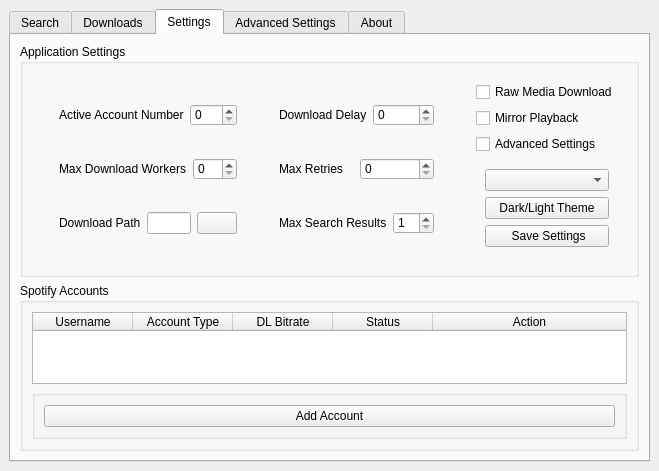
Before: the Qt Designer form src/onthespot/gui/qtui/main.ui in moddroid94/onthespot, drawn with Qt 5.
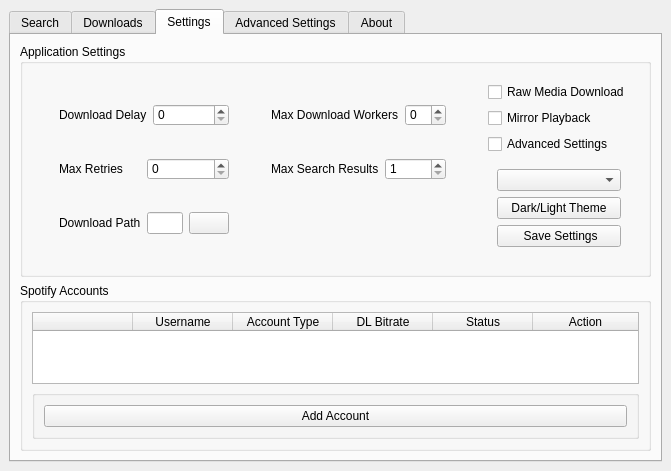
After: the same form once the commit is applied. Icons and pictures are not drawn.

Commit message: Rename root docs and convert active account number into a radio button

```diff
--- a/src/onthespot/gui/qtui/main.ui
+++ b/src/onthespot/gui/qtui/main.ui
@@ -9,7 +9,7 @@
    <rect>
     <x>0</x>
     <y>0</y>
-    <width>656</width>
+    <width>671</width>
     <height>471</height>
    </rect>
   </property>
@@ -638,7 +638,7 @@
                 </property>
                 <layout class="QVBoxLayout" name="verticalLayout_6">
                  <item>
-                  <widget class="QGroupBox" name="groupBox_14">
+                  <widget class="QGroupBox" name="groupBox_20">
                    <property name="minimumSize">
                     <size>
                      <width>0</width>
@@ -651,22 +651,22 @@
                    <property name="flat">
                     <bool>true</bool>
                    </property>
-                   <layout class="QHBoxLayout" name="horizontalLayout_11">
+                   <layout class="QHBoxLayout" name="horizontalLayout_15">
                     <item>
-                     <widget class="QLabel" name="lb_parsing_acc_sn">
+                     <widget class="QLabel" name="lb_download_delay">
                       <property name="text">
-                       <string>Active Account Number</string>
+                       <string>Download Delay</string>
                       </property>
                      </widget>
                     </item>
                     <item>
-                     <widget class="QSpinBox" name="inp_parsing_acc_sn"/>
+                     <widget class="QSpinBox" name="inp_download_delay"/>
                     </item>
                    </layout>
                   </widget>
                  </item>
                  <item>
-                  <widget class="QGroupBox" name="groupBox_11">
+                  <widget class="QGroupBox" name="groupBox_17">
                    <property name="minimumSize">
                     <size>
                      <width>0</width>
@@ -679,16 +679,16 @@
                    <property name="flat">
                     <bool>true</bool>
                    </property>
-                   <layout class="QHBoxLayout" name="horizontalLayout_8">
+                   <layout class="QHBoxLayout" name="horizontalLayout_12">
                     <item>
-                     <widget class="QLabel" name="lb_max_threads">
+                     <widget class="QLabel" name="lb_max_retries">
                       <property name="text">
-                       <string>Max Download Workers</string>
+                       <string>Max Retries</string>
                       </property>
                      </widget>
                     </item>
                     <item>
-                     <widget class="QSpinBox" name="inp_max_threads"/>
+                     <widget class="QSpinBox" name="inp_max_retries"/>
                     </item>
                    </layout>
                   </widget>
@@ -748,7 +748,7 @@
                 </property>
                 <layout class="QVBoxLayout" name="verticalLayout_7">
                  <item>
-                  <widget class="QGroupBox" name="groupBox_20">
+                  <widget class="QGroupBox" name="groupBox_11">
                    <property name="minimumSize">
                     <size>
                      <width>0</width>
@@ -761,44 +761,16 @@
                    <property name="flat">
                     <bool>true</bool>
                    </property>
-                   <layout class="QHBoxLayout" name="horizontalLayout_15">
+                   <layout class="QHBoxLayout" name="horizontalLayout_8">
                     <item>
-                     <widget class="QLabel" name="lb_download_delay">
+                     <widget class="QLabel" name="lb_max_threads">
                       <property name="text">
-                       <string>Download Delay</string>
+                       <string>Max Download Workers</string>
                       </property>
                      </widget>
                     </item>
                     <item>
-                     <widget class="QSpinBox" name="inp_download_delay"/>
-                    </item>
-                   </layout>
-                  </widget>
-                 </item>
-                 <item>
-                  <widget class="QGroupBox" name="groupBox_17">
-                   <property name="minimumSize">
-                    <size>
-                     <width>0</width>
-                     <height>0</height>
-                    </size>
-                   </property>
-                   <property name="title">
-                    <string/>
-                   </property>
-                   <property name="flat">
-                    <bool>true</bool>
-                   </property>
-                   <layout class="QHBoxLayout" name="horizontalLayout_12">
-                    <item>
-                     <widget class="QLabel" name="lb_max_retries">
-                      <property name="text">
-                       <string>Max Retries</string>
-                      </property>
-                     </widget>
-                    </item>
-                    <item>
-                     <widget class="QSpinBox" name="inp_max_retries"/>
+                     <widget class="QSpinBox" name="inp_max_threads"/>
                     </item>
                    </layout>
                   </widget>
@@ -838,6 +810,23 @@
                    </layout>
                   </widget>
                  </item>
+                 <item>
+                  <widget class="QGroupBox" name="groupBox_14">
+                   <property name="minimumSize">
+                    <size>
+                     <width>0</width>
+                     <height>0</height>
+                    </size>
+                   </property>
+                   <property name="title">
+                    <string/>
+                   </property>
+                   <property name="flat">
+                    <bool>true</bool>
+                   </property>
+                   <layout class="QHBoxLayout" name="horizontalLayout_11"/>
+                  </widget>
+                 </item>
                 </layout>
                </widget>
               </item>
@@ -976,12 +965,32 @@
              <property name="selectionBehavior">
               <enum>QAbstractItemView::SelectRows</enum>
              </property>
+             <property name="showGrid">
+              <bool>true</bool>
+             </property>
              <property name="sortingEnabled">
               <bool>true</bool>
              </property>
+             <attribute name="horizontalHeaderCascadingSectionResizes">
+              <bool>false</bool>
+             </attribute>
+             <attribute name="horizontalHeaderDefaultSectionSize">
+              <number>100</number>
+             </attribute>
              <attribute name="horizontalHeaderStretchLastSection">
               <bool>true</bool>
              </attribute>
+             <attribute name="verticalHeaderVisible">
+              <bool>false</bool>
+             </attribute>
+             <column>
+              <property name="text">
+               <string/>
+              </property>
+              <property name="textAlignment">
+               <set>AlignTrailing|AlignTop</set>
+              </property>
+             </column>
              <column>
               <property name="text">
                <string>Username</string>
```
The commit also changes 4 other files.
